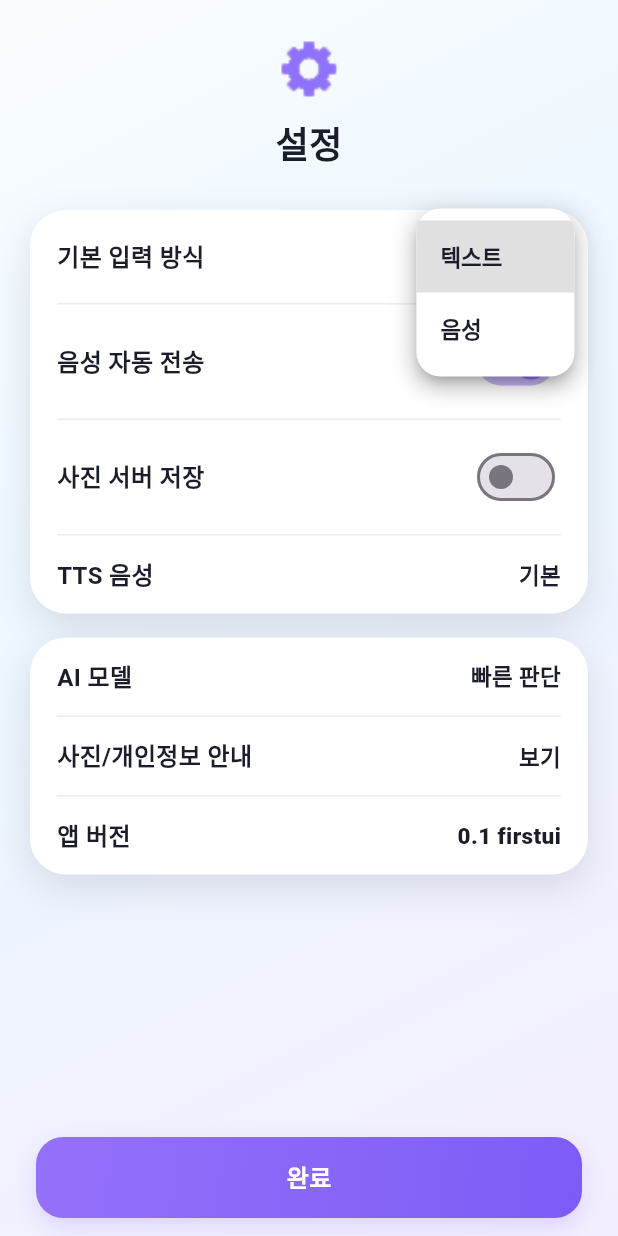
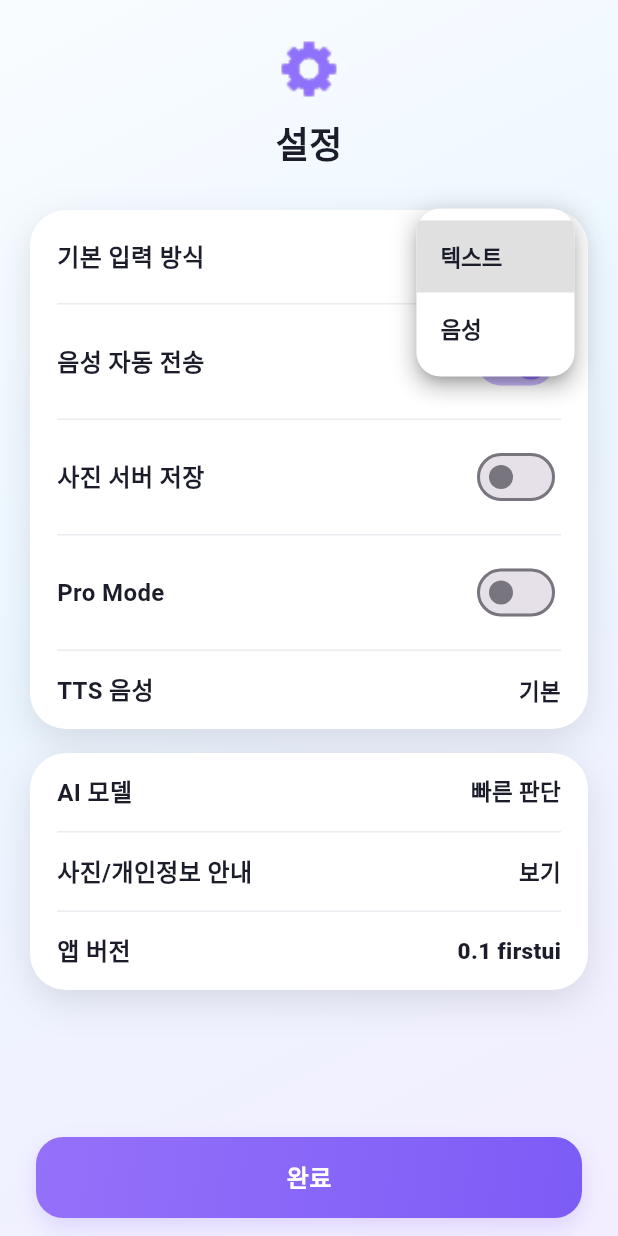
Before and after one commit to sallae-mallae/sallae-mallae-app, a Flutter app: the SettingsScreen screen opened by its route, after a tap on "텍스트", on a phone screen of 412 x 824 dp. Run offline on Flutter 3.47's test engine with Material 3 defaults, Android fonts, the phone set to English and light mode, and no system bars; our stand-ins replace camera, dio, flutter_dotenv, flutter_riverpod, flutter_secure_storage, flutter_tts and 4 more; missing offline and left inert: google_mlkit_object_detection, google_mlkit_text_recognition; accounts and stored records are empty; statements that could not run were skipped.

Commit message:
feat: add pro mode toggle in settings

```diff
--- a/lib/features/settings/application/app_settings_provider.dart
+++ b/lib/features/settings/application/app_settings_provider.dart
@@ -11,6 +11,7 @@ class AppSettingsNotifier extends Notifier<AppSettings> {
   static const _inputModeKey = 'settings_input_mode';
   static const _voiceAutoSendKey = 'settings_voice_auto_send';
   static const _photoServerSaveKey = 'settings_photo_server_save';
+  static const _proModeKey = 'settings_pro_mode';
   static const _aiModelKey = 'settings_ai_model';
 
   @override
@@ -27,6 +28,7 @@ class AppSettingsNotifier extends Notifier<AppSettings> {
           : AppInputMode.text,
       voiceAutoSend: prefs.getBool(_voiceAutoSendKey) ?? true,
       photoServerSave: prefs.getBool(_photoServerSaveKey) ?? false,
+      proMode: prefs.getBool(_proModeKey) ?? false,
       aiModel: prefs.getString(_aiModelKey) ?? '',
     );
   }
@@ -49,6 +51,12 @@ class AppSettingsNotifier extends Notifier<AppSettings> {
     await prefs.setBool(_photoServerSaveKey, value);
   }
 
+  Future<void> setProMode(bool value) async {
+    state = state.copyWith(proMode: value);
+    final prefs = await SharedPreferences.getInstance();
+    await prefs.setBool(_proModeKey, value);
+  }
+
   Future<void> setAiModel(String value) async {
     state = state.copyWith(aiModel: value);
     final prefs = await SharedPreferences.getInstance();
--- a/lib/features/settings/presentation/settings_screen.dart
+++ b/lib/features/settings/presentation/settings_screen.dart
@@ -111,6 +111,15 @@ class _SettingsScreenState extends ConsumerState<SettingsScreen> {
                             value: settings.photoServerSave,
                             activeColor: AppColors.primary,
                             onChanged: settingsNotifier.setPhotoServerSave,
+                          ),
+                        ),
+                        const _RowDivider(),
+                        _SettingsRow(
+                          label: 'Pro Mode',
+                          trailing: Switch.adaptive(
+                            value: settings.proMode,
+                            activeColor: AppColors.primary,
+                            onChanged: settingsNotifier.setProMode,
                           ),
                         ),
                         const _RowDivider(),
```
Also changed, not shown: lib/features/settings/domain/app_settings.dart (+8 -0 lines).
